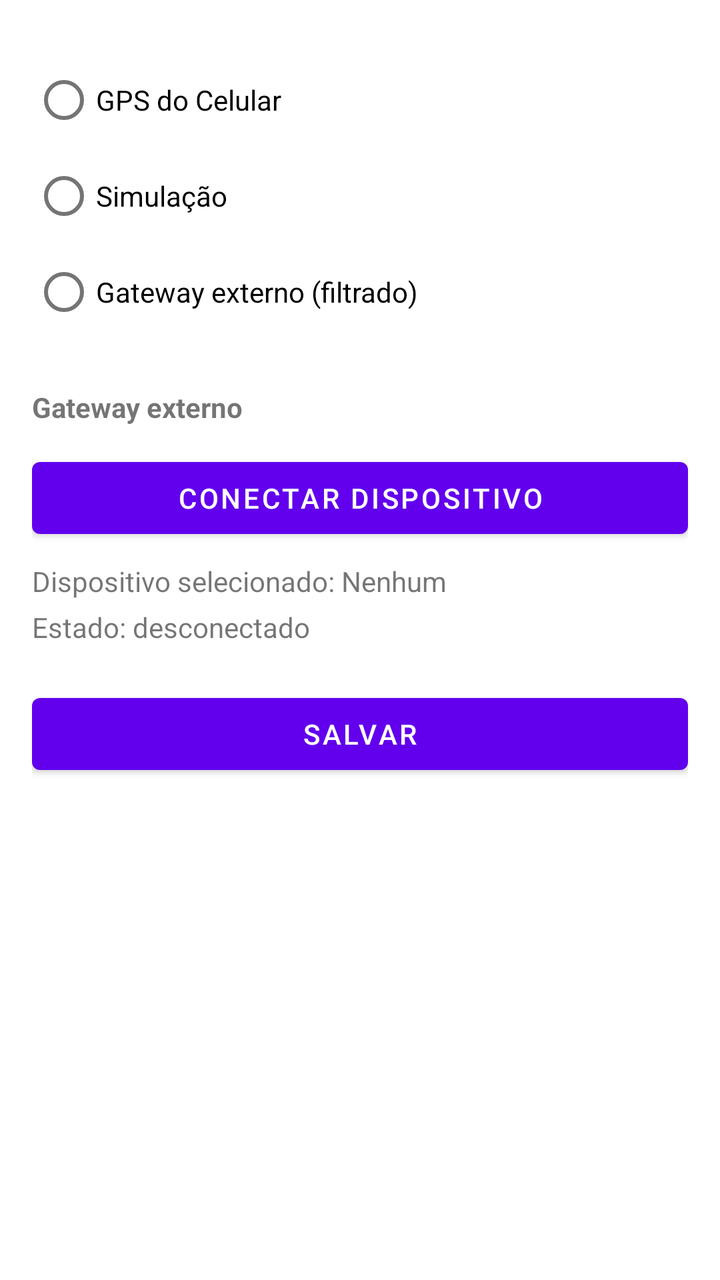
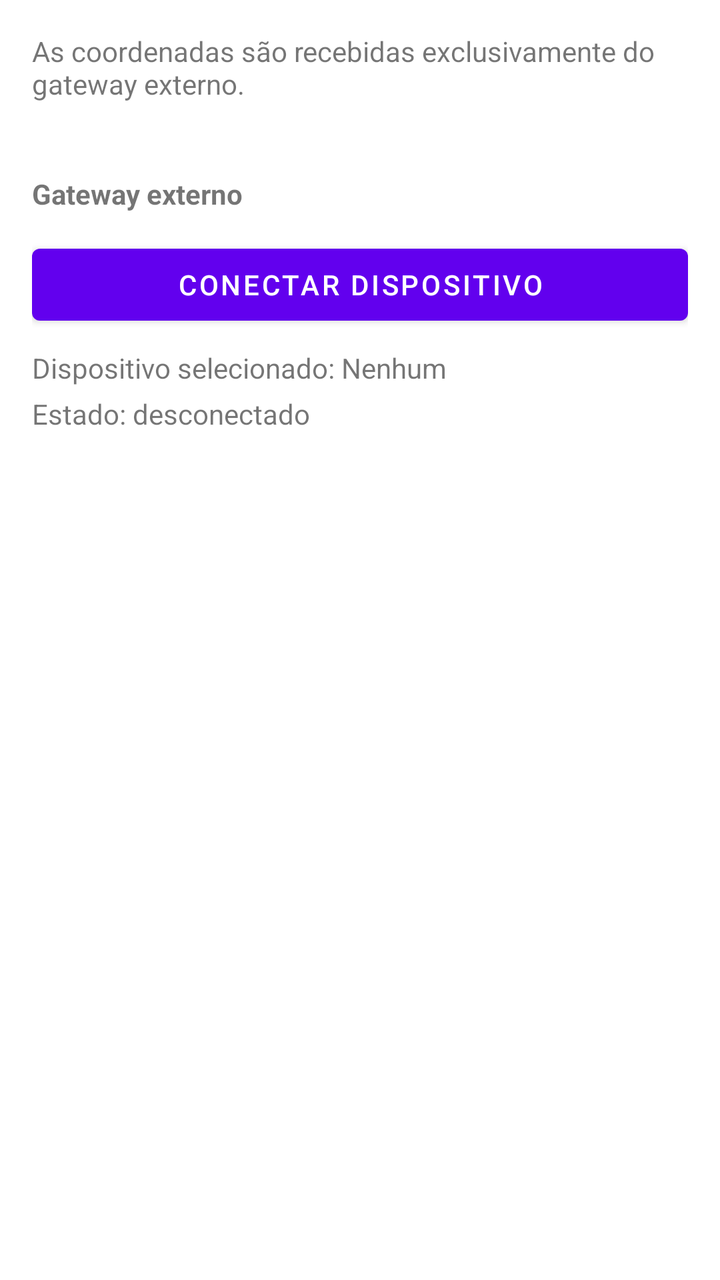

Two renders of the same Android screen: before a commit and after it. Below are the layout's source before the change and the commit's diff.
<!-- AndroidManifest.xml: application theme Theme.MonitorAgricola -->
<!-- res/layout/activity_settings.xml -->
<?xml version="1.0" encoding="utf-8"?>
<ScrollView xmlns:android="http://schemas.android.com/apk/res/android"
    android:layout_width="match_parent"
    android:layout_height="match_parent"
    android:padding="16dp">

    <LinearLayout
        android:layout_width="match_parent"
        android:layout_height="wrap_content"
        android:orientation="vertical">

        <RadioGroup
            android:id="@+id/rgFonte"
            android:layout_width="wrap_content"
            android:layout_height="wrap_content"
            android:orientation="vertical"
            android:layout_marginTop="10dp">

            <RadioButton
                android:id="@+id/rbGps"
                android:layout_width="wrap_content"
                android:layout_height="wrap_content"
                android:text="GPS do Celular" />

            <RadioButton
                android:id="@+id/rbSimulador"
                android:layout_width="wrap_content"
                android:layout_height="wrap_content"
                android:text="Simulação" />

            <RadioButton
                android:id="@+id/rbRtk"
                android:layout_width="wrap_content"
                android:layout_height="wrap_content"
                android:text="@string/settings_source_gateway" />

        </RadioGroup>

        <TextView
            android:id="@+id/tvGatewaySectionTitle"
            android:layout_width="match_parent"
            android:layout_height="wrap_content"
            android:layout_marginTop="24dp"
            android:text="@string/settings_gateway_section_title"
            android:textStyle="bold" />

        <Button
            android:id="@+id/btnGatewayConnect"
            android:layout_width="match_parent"
            android:layout_height="wrap_content"
            android:layout_marginTop="12dp"
            android:text="@string/settings_gateway_connect_button" />

        <TextView
            android:id="@+id/tvGatewayDevice"
            android:layout_width="match_parent"
            android:layout_height="wrap_content"
            android:layout_marginTop="8dp"
            android:text="@string/settings_gateway_selected_device_default" />

        <TextView
            android:id="@+id/tvGatewayStatus"
            android:layout_width="match_parent"
            android:layout_height="wrap_content"
            android:layout_marginTop="4dp"
            android:text="@string/settings_gateway_status_disconnected" />

        <Button
            android:id="@+id/btnSalvar"
            android:layout_width="match_parent"
            android:layout_height="wrap_content"
            android:text="Salvar"
            android:layout_marginTop="20dp" />

    </LinearLayout>

</ScrollView>
<!-- resources referenced by this layout -->
<resources>
  <string name="settings_gateway_connect_button">Conectar dispositivo</string>
  <string name="settings_gateway_section_title">Gateway externo</string>
  <string name="settings_gateway_selected_device_default">Dispositivo selecionado: Nenhum</string>
  <string name="settings_gateway_status_disconnected">Estado: desconectado</string>
  <string name="settings_source_gateway">Gateway externo (filtrado)</string>
  <style name="Theme.MonitorAgricola" parent="Theme.MaterialComponents.Light.NoActionBar">
          
          <item name="colorPrimary">@color/purple_500</item>
          <item name="colorPrimaryVariant">@color/purple_700</item>
          <item name="colorOnPrimary">@color/white</item>
          <item name="colorSecondary">@color/teal_200</item>
          <item name="colorSecondaryVariant">@color/teal_700</item>
          <item name="colorOnSecondary">@color/black</item>
          <item name="android:windowTranslucentNavigation">false</item>
      </style>
  <color name="purple_500">#FF6200EE</color>
  <color name="purple_700">#FF3700B3</color>
  <color name="white">#FFFFFFFF</color>
  <color name="teal_200">#FF03DAC5</color>
  <color name="teal_700">#FF018786</color>
  <color name="black">#FF000000</color>
</resources>

<!-- the commit's change to res/layout/activity_settings.xml (unified diff, before → after) -->
@@ -9,32 +9,12 @@
         android:layout_height="wrap_content"
         android:orientation="vertical">
 
-        <RadioGroup
-            android:id="@+id/rgFonte"
-            android:layout_width="wrap_content"
+        <TextView
+            android:id="@+id/tvGatewayInfo"
+            android:layout_width="match_parent"
             android:layout_height="wrap_content"
-            android:orientation="vertical"
-            android:layout_marginTop="10dp">
-
-            <RadioButton
-                android:id="@+id/rbGps"
-                android:layout_width="wrap_content"
-                android:layout_height="wrap_content"
-                android:text="GPS do Celular" />
-
-            <RadioButton
-                android:id="@+id/rbSimulador"
-                android:layout_width="wrap_content"
-                android:layout_height="wrap_content"
-                android:text="Simulação" />
-
-            <RadioButton
-                android:id="@+id/rbRtk"
-                android:layout_width="wrap_content"
-                android:layout_height="wrap_content"
-                android:text="@string/settings_source_gateway" />
-
-        </RadioGroup>
+            android:text="@string/settings_gateway_coordinates_info"
+            android:layout_marginBottom="12dp" />
 
         <TextView
             android:id="@+id/tvGatewaySectionTitle"
@@ -65,13 +45,6 @@
             android:layout_marginTop="4dp"
             android:text="@string/settings_gateway_status_disconnected" />
 
-        <Button
-            android:id="@+id/btnSalvar"
-            android:layout_width="match_parent"
-            android:layout_height="wrap_content"
-            android:text="Salvar"
-            android:layout_marginTop="20dp" />
-
     </LinearLayout>
 
 </ScrollView>
<!-- resource entries referenced after the edit -->
@@ -1,10 +1,10 @@
 <!-- resources referenced by this layout -->
 <resources>
   <string name="settings_gateway_connect_button">Conectar dispositivo</string>
+  <string name="settings_gateway_coordinates_info">As coordenadas são recebidas exclusivamente do gateway externo.</string>
   <string name="settings_gateway_section_title">Gateway externo</string>
   <string name="settings_gateway_selected_device_default">Dispositivo selecionado: Nenhum</string>
   <string name="settings_gateway_status_disconnected">Estado: desconectado</string>
-  <string name="settings_source_gateway">Gateway externo (filtrado)</string>
   <style name="Theme.MonitorAgricola" parent="Theme.MaterialComponents.Light.NoActionBar">
           
           <item name="colorPrimary">@color/purple_500</item>
